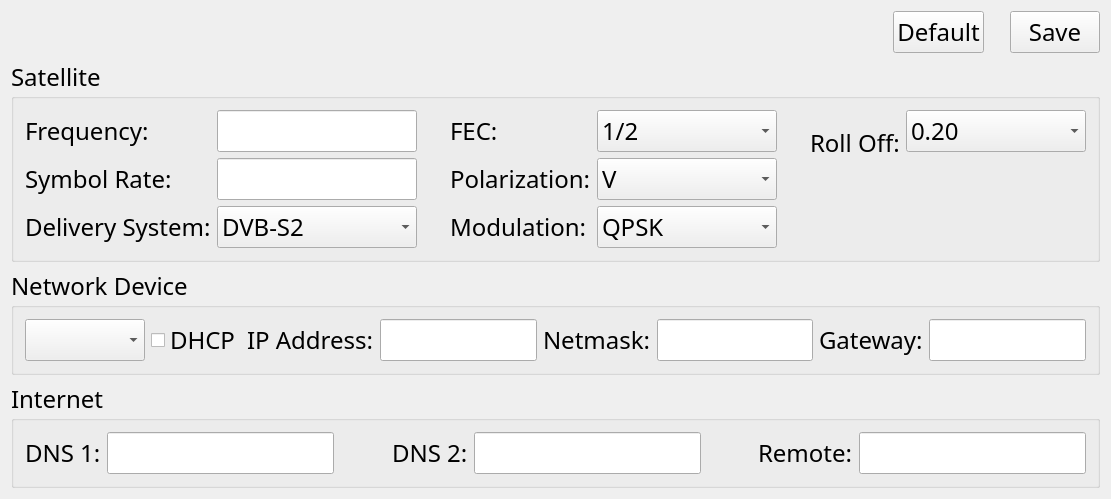
killerlife/CineCast, file src/UI/CineCastUi/CineCastUi/setup.ui: the form before one commit.
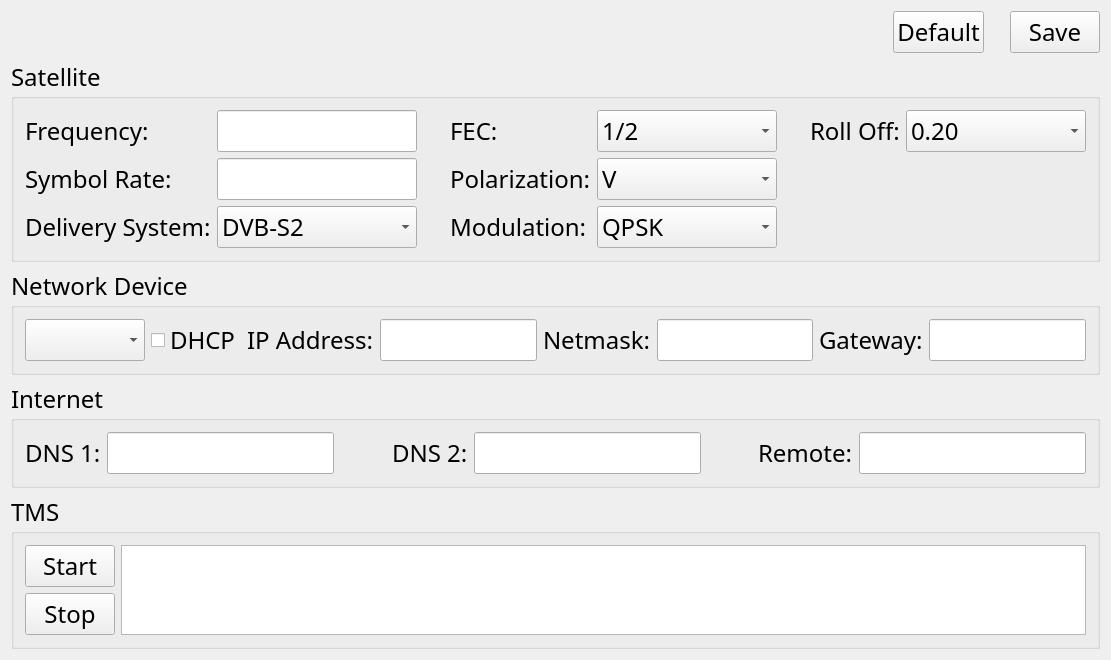
The form after the commit.

What changed in the file:
```diff
--- a/src/UI/CineCastUi/CineCastUi/setup.ui
+++ b/src/UI/CineCastUi/CineCastUi/setup.ui
@@ -6,7 +6,7 @@
     <x>0</x>
     <y>0</y>
     <width>1111</width>
-    <height>487</height>
+    <height>602</height>
    </rect>
   </property>
   <property name="windowTitle" >
@@ -505,6 +505,24 @@
             </property>
            </widget>
           </item>
+          <item>
+           <widget class="QLabel" name="labe_symbl_rate_13" >
+            <property name="font" >
+             <font>
+              <family>Book Antiqua</family>
+              <pointsize>18</pointsize>
+              <weight>50</weight>
+              <italic>false</italic>
+              <bold>false</bold>
+              <underline>false</underline>
+              <strikeout>false</strikeout>
+             </font>
+            </property>
+            <property name="text" >
+             <string/>
+            </property>
+           </widget>
+          </item>
          </layout>
         </item>
         <item>
@@ -854,6 +872,106 @@
      </layout>
     </widget>
    </item>
+   <item>
+    <widget class="QGroupBox" name="groupBox" >
+     <property name="font" >
+      <font>
+       <family>Book Antiqua</family>
+       <pointsize>18</pointsize>
+       <weight>50</weight>
+       <italic>false</italic>
+       <bold>false</bold>
+       <underline>false</underline>
+       <strikeout>false</strikeout>
+      </font>
+     </property>
+     <property name="title" >
+      <string>TMS</string>
+     </property>
+     <layout class="QVBoxLayout" name="verticalLayout_24" >
+      <item>
+       <layout class="QHBoxLayout" name="horizontalLayout" >
+        <item>
+         <layout class="QVBoxLayout" name="verticalLayout_25" >
+          <item>
+           <widget class="QPushButton" name="pushButton_4" >
+            <property name="minimumSize" >
+             <size>
+              <width>90</width>
+              <height>0</height>
+             </size>
+            </property>
+            <property name="text" >
+             <string>Start</string>
+            </property>
+           </widget>
+          </item>
+          <item>
+           <spacer name="verticalSpacer_2" >
+            <property name="orientation" >
+             <enum>Qt::Vertical</enum>
+            </property>
+            <property name="sizeHint" stdset="0" >
+             <size>
+              <width>20</width>
+              <height>40</height>
+             </size>
+            </property>
+           </spacer>
+          </item>
+          <item>
+           <widget class="QPushButton" name="pushButton_3" >
+            <property name="text" >
+             <string>Stop</string>
+            </property>
+           </widget>
+          </item>
+          <item>
+           <spacer name="verticalSpacer_4" >
+            <property name="orientation" >
+             <enum>Qt::Vertical</enum>
+            </property>
+            <property name="sizeHint" stdset="0" >
+             <size>
+              <width>20</width>
+              <height>40</height>
+             </size>
+            </property>
+           </spacer>
+          </item>
+          <item>
+           <spacer name="verticalSpacer_3" >
+            <property name="orientation" >
+             <enum>Qt::Vertical</enum>
+            </property>
+            <property name="sizeHint" stdset="0" >
+             <size>
+              <width>20</width>
+              <height>40</height>
+             </size>
+            </property>
+           </spacer>
+          </item>
+         </layout>
+        </item>
+        <item>
+         <widget class="QTextBrowser" name="textBrowser" >
+          <property name="verticalScrollBarPolicy" >
+           <enum>Qt::ScrollBarAsNeeded</enum>
+          </property>
+          <property name="horizontalScrollBarPolicy" >
+           <enum>Qt::ScrollBarAsNeeded</enum>
+          </property>
+          <property name="lineWrapMode" >
+           <enum>QTextEdit::NoWrap</enum>
+          </property>
+         </widget>
+        </item>
+       </layout>
+      </item>
+     </layout>
+    </widget>
+   </item>
    <item>
     <spacer name="verticalSpacer" >
      <property name="orientation" >
```
